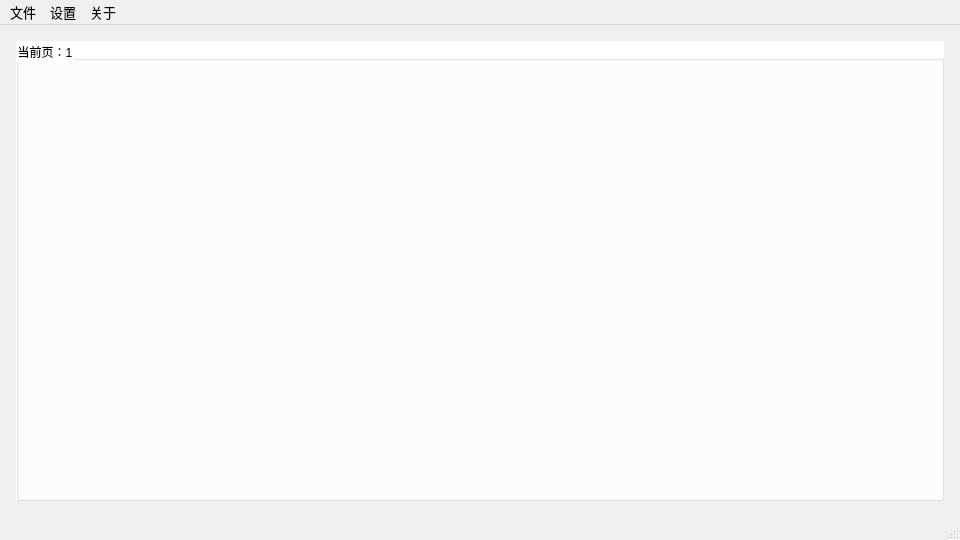
taseikyo/bili-box, file Qt/mwin.ui: the form before one commit.
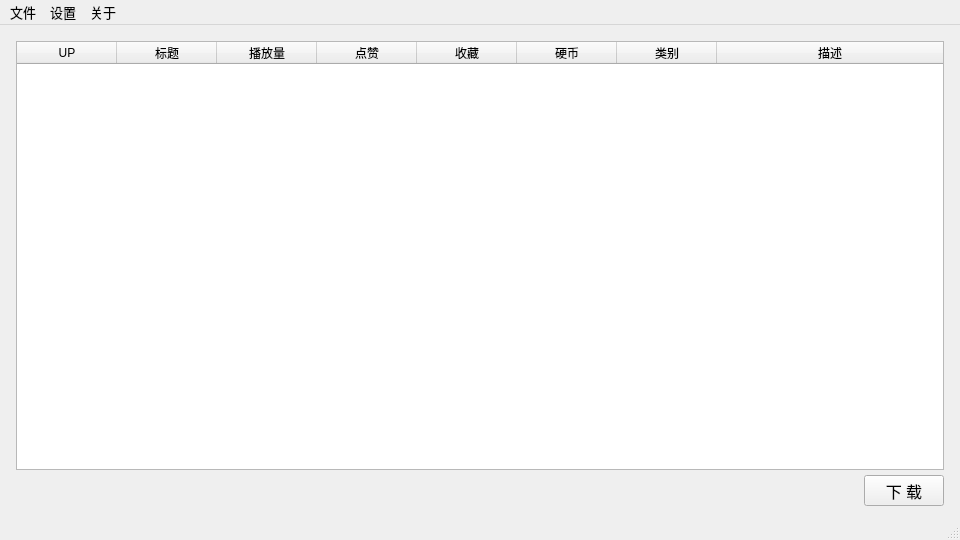
The form after the commit. The open tabs and pages were chosen to show the change. Icons and pictures are not drawn.

Commit message: 181208: add some features(see LOG.md)

The edit to the form file:
```diff
--- a/Qt/mwin.ui
+++ b/Qt/mwin.ui
@@ -45,7 +45,7 @@
    <property name="styleSheet">
     <string notr="true"/>
    </property>
-   <layout class="QHBoxLayout" name="horizontalLayout">
+   <layout class="QVBoxLayout" name="verticalLayout_8">
     <item>
      <widget class="QStackedWidget" name="stackedWidget">
       <property name="currentIndex">
@@ -620,7 +620,7 @@
        </layout>
       </widget>
       <widget class="QWidget" name="fpage">
-       <layout class="QHBoxLayout" name="horizontalLayout_2">
+       <layout class="QVBoxLayout" name="verticalLayout_7">
         <property name="spacing">
          <number>5</number>
         </property>
@@ -634,18 +634,99 @@
          <number>5</number>
         </property>
         <property name="bottomMargin">
-         <number>5</number>
+         <number>0</number>
         </property>
         <item>
-         <widget class="QGroupBox" name="fgroup">
-          <property name="styleSheet">
-           <string notr="true">background:white</string>
+         <widget class="QTableWidget" name="ftable">
+          <property name="selectionBehavior">
+           <enum>QAbstractItemView::SelectRows</enum>
           </property>
-          <property name="title">
-           <string>当前页：1</string>
-          </property>
+          <attribute name="horizontalHeaderStretchLastSection">
+           <bool>true</bool>
+          </attribute>
+          <attribute name="verticalHeaderVisible">
+           <bool>false</bool>
+          </attribute>
+          <column>
+           <property name="text">
+            <string>UP</string>
+           </property>
+          </column>
+          <column>
+           <property name="text">
+            <string>标题</string>
+           </property>
+          </column>
+          <column>
+           <property name="text">
+            <string>播放量</string>
+           </property>
+          </column>
+          <column>
+           <property name="text">
+            <string>点赞</string>
+           </property>
+          </column>
+          <column>
+           <property name="text">
+            <string>收藏</string>
+           </property>
+          </column>
+          <column>
+           <property name="text">
+            <string>硬币</string>
+           </property>
+          </column>
+          <column>
+           <property name="text">
+            <string>类别</string>
+           </property>
+          </column>
+          <column>
+           <property name="text">
+            <string>描述</string>
+           </property>
+          </column>
          </widget>
         </item>
+        <item>
+         <layout class="QHBoxLayout" name="horizontalLayout">
+          <item>
+           <spacer name="horizontalSpacer">
+            <property name="orientation">
+             <enum>Qt::Horizontal</enum>
+            </property>
+            <property name="sizeHint" stdset="0">
+             <size>
+              <width>40</width>
+              <height>20</height>
+             </size>
+            </property>
+           </spacer>
+          </item>
+          <item>
+           <widget class="QToolButton" name="fdownloadBtn">
+            <property name="minimumSize">
+             <size>
+              <width>80</width>
+              <height>30</height>
+             </size>
+            </property>
+            <property name="font">
+             <font>
+              <pointsize>12</pointsize>
+             </font>
+            </property>
+            <property name="cursor">
+             <cursorShape>PointingHandCursor</cursorShape>
+            </property>
+            <property name="text">
+             <string>下 载</string>
+            </property>
+           </widget>
+          </item>
+         </layout>
+        </item>
        </layout>
       </widget>
      </widget>
```
The commit also changes 2 other files.
